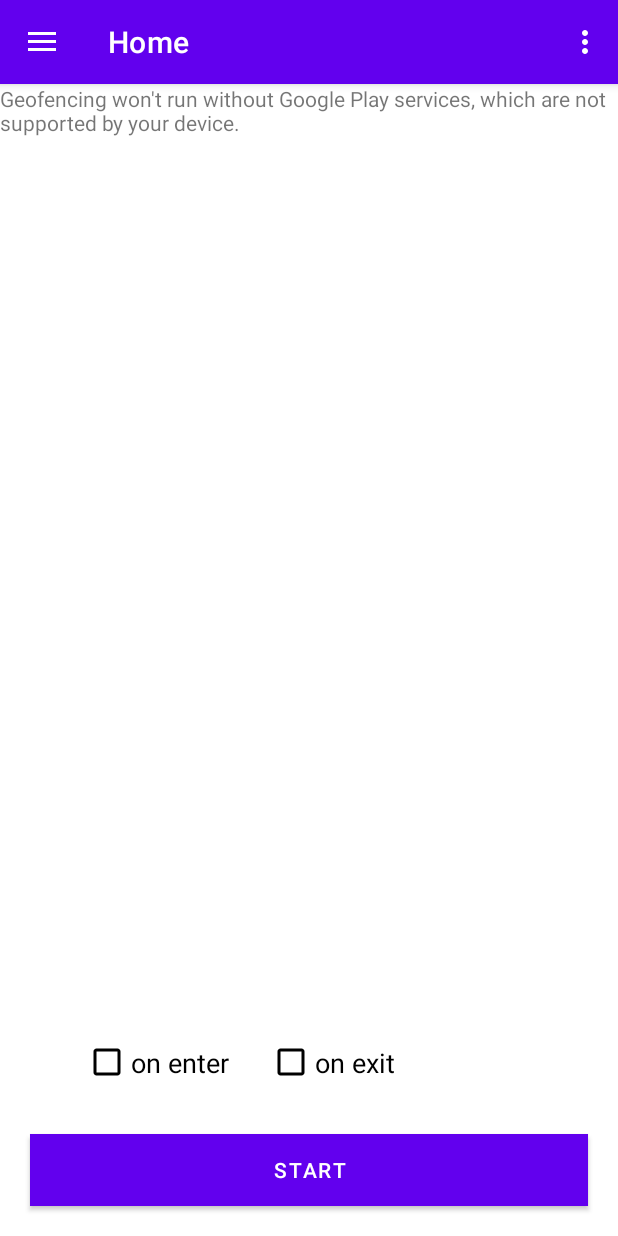
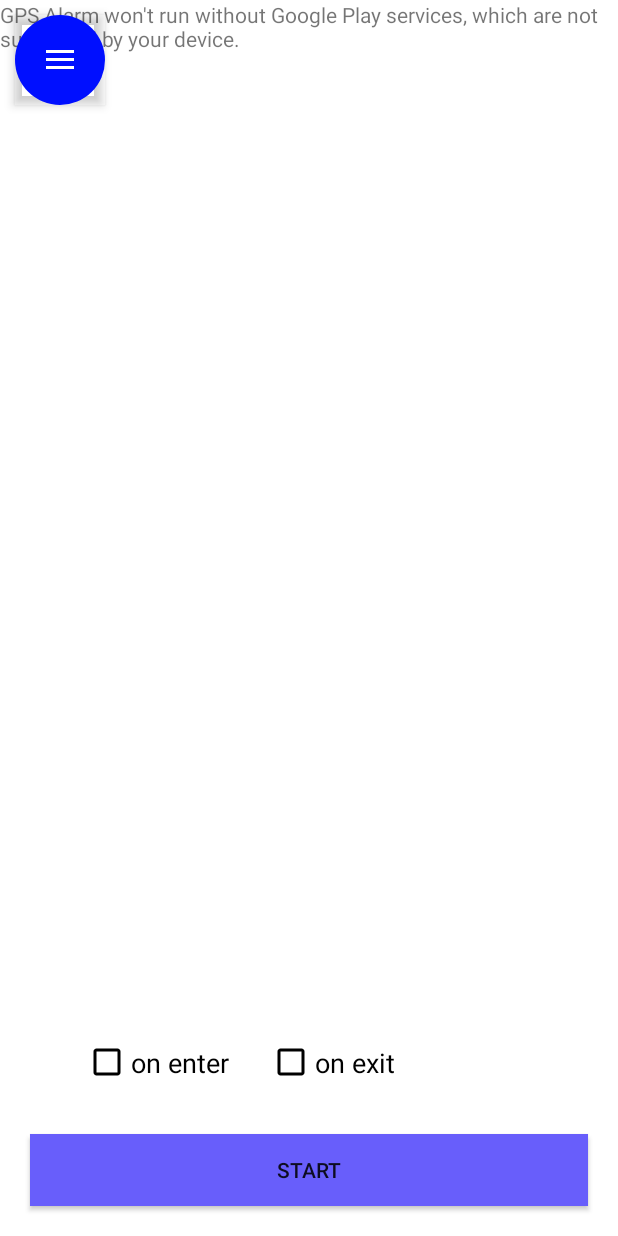
Before and after one commit to suwoji/GPSAlarm-Testing, an Android app: the screen it shows after launch (GeneralActivity), on a phone screen of 412 x 824 dp. Run offline under Robolectric (Android 15) with nearby library versions, the phone set to English and light mode, and no system bars; our stand-ins replace navigation-ui; libraries missing offline, so code that uses them is left out: com.bugfender.sdk.

Commit message:
Refactoring with bro

```diff
--- a/app/src/main/java/com/eebax/geofencing/AlarmReceiver.java
+++ b/app/src/main/java/com/eebax/geofencing/AlarmReceiver.java
@@ -29,8 +29,8 @@ public class AlarmReceiver extends BroadcastReceiver {
                         .setOngoing(false)
                         .setPriority(NotificationCompat.PRIORITY_DEFAULT)
                         .setAutoCancel(true);
-                    Intent i = new Intent(context, MapsActivity.class);
-                    PendingIntent pendingIntent =
+                Intent i = new Intent(context, GeneralActivity.class);
+                PendingIntent pendingIntent =
                         PendingIntent.getActivity(
                                 context,
                                 0,
--- a/app/src/main/java/com/eebax/geofencing/MapsFragment.java
+++ b/app/src/main/java/com/eebax/geofencing/MapsFragment.java
@@ -1,41 +1,32 @@
 package com.eebax.geofencing;
-
-import static android.content.ContentValues.TAG;
 
 import android.Manifest;
 import android.annotation.SuppressLint;
 import android.app.PendingIntent;
 import android.content.Context;
-import android.content.Intent;
 import android.content.SharedPreferences;
 import android.content.pm.PackageManager;
 import android.graphics.Color;
-import android.graphics.Point;
 import android.location.Criteria;
 import android.location.Location;
-import android.location.LocationListener;
 import android.location.LocationManager;
 import android.os.Build;
 import android.os.Bundle;
-import android.util.Log;
 import android.view.LayoutInflater;
 import android.view.View;
 import android.view.ViewGroup;
-import android.view.ViewTreeObserver;
-import android.widget.Button;
 import android.widget.CheckBox;
+import android.widget.RelativeLayout;
 import android.widget.Toast;
 
-import androidx.annotation.ColorRes;
 import androidx.annotation.NonNull;
 import androidx.annotation.Nullable;
-import androidx.annotation.StringRes;
+import androidx.appcompat.widget.AppCompatButton;
 import androidx.core.app.ActivityCompat;
 import androidx.core.content.ContextCompat;
 import androidx.fragment.app.Fragment;
 
 import com.bugfender.sdk.Bugfender;
-import com.eebax.geofencing.databinding.ActivityMapsBinding;
 import com.google.android.gms.location.Geofence;
 import com.google.android.gms.location.GeofencingClient;
 import com.google.android.gms.location.GeofencingRequest;
@@ -48,31 +39,62 @@ import com.google.android.gms.maps.model.CameraPosition;
 import com.google.android.gms.maps.model.CircleOptions;
 import com.google.android.gms.maps.model.LatLng;
 import com.google.android.gms.maps.model.LatLngBounds;
-import com.google.android.gms.maps.model.MarkerOptions;
 import com.google.android.gms.tasks.OnFailureListener;
 import com.google.android.gms.tasks.OnSuccessListener;
 
 enum AlarmMode {
     ENABLED,
-    DISABLED
+    DISABLED;
+
+    public int startButtonName(){
+        switch (this){
+            case ENABLED: return R.string.stop_button;
+            case DISABLED: return R.string.start_button;
+            default: return 0;
+        }
+    }
+
+    public int startButtonColor(){
+        switch (this){
+            case ENABLED: return R.color.design_default_color_error;
+            case DISABLED: return R.color.design_default_color_primary_dark;
+            default: return R.color.black;
+        }
+    }
 }
 
 public class MapsFragment extends Fragment {
     private static final Object MODE_PRIVATE = "geofence_key";
-    GoogleMap mMap;
-    private ActivityMapsBinding binding;
-    Button button;
-    LatLng selectedCoord = null;
-    AlarmMode alarmMode = AlarmMode.DISABLED;
-    private LatLng currentLatLng;
+    private GoogleMap mMap;
+    private LatLng selectedCoord = null;
+    private AlarmMode alarmMode = AlarmMode.DISABLED;
     private float GEOFENCE_RADIUS = 200;
-    private String GEOFENCE_ID = "SOME_GEOFENCE_ID";
-    CheckBox enterCheck, exitCheck;
-    Button startStopButton;
-    GeofencingClient geofencingClient;
+    private float CIRCLE_RADIUS = 200;
+    private CheckBox enterCheck, exitCheck;
+    private RelativeLayout settingsView;
+    private AppCompatButton startStopButton;
+    private GeofencingClient geofencingClient;
     private GeofenceHelper geofenceHelper;
     private int FINE_LOCATION_ACCESS_REQUEST_CODE = 10001;
     private int BACKGROUND_LOCATION_ACCESS_REQUEST_CODE = 10002;
+    private boolean isMapLoaded = false;
+
+    private void setAlarmMode(AlarmMode alarmMode) {
+        this.alarmMode = alarmMode;
+
+        SharedPreferences sharedPreferences = this.getActivity().getSharedPreferences("geofence_pref", Context.MODE_PRIVATE);
+        SharedPreferences.Editor editor = sharedPreferences.edit();
+        editor.putBoolean("alarm_enabled", alarmMode == AlarmMode.ENABLED);
+//        boolean test = (alarmMode == AlarmMode.ENABLED);
+//        editor.putBoolean("alarm_enabled", (alarmMode == AlarmMode.ENABLED) ? true : false);
+    }
+
+    private void setSelectedCoord(LatLng selectedCoord) {
+        this.selectedCoord = selectedCoord;
+
+        refreshViews();
+    }
+
 
     @Nullable
     @Override
@@ -85,30 +107,36 @@ public class MapsFragment extends Fragment {
 
         SharedPreferences sharedPreferences = this.getActivity().getSharedPreferences("geofence_pref", Context.MODE_PRIVATE);
 
-        startStopButton = (Button) view.findViewById(R.id.startStopButton);
+        startStopButton = (AppCompatButton) view.findViewById(R.id.startStopButton);
         enterCheck = (CheckBox) view.findViewById(R.id.enterCheckBoxMain);
         exitCheck = (CheckBox) view.findViewById(R.id.exitCheckBoxMain);
+        settingsView = (RelativeLayout) view.findViewById(R.id.modeButton);
         enterCheck.setChecked(sharedPreferences.getBoolean("enter_checkBox", false));
         exitCheck.setChecked(sharedPreferences.getBoolean("exit_checkBox", false));
+        double lat, lon;
 
-//        final View mapView = getFragmentManager().findFragmentById(R.id.map).getView();
+        setAlarmMode(sharedPreferences.getBoolean("alarm_enabled", false) ? AlarmMode.ENABLED : AlarmMode.DISABLED);
+        lat = sharedPreferences.getFloat("position_lat", 15f);
+        lon = sharedPreferences.getFloat("position_lon", 15f);
+        if (lat != 15f && lon != 15f) {
+            setSelectedCoord(new LatLng(lat, lon));
+        }
 
         SupportMapFragment supportMapFragment = (SupportMapFragment)
                 getChildFragmentManager().findFragmentById(R.id.map);
         supportMapFragment.getMapAsync(new OnMapReadyCallback() {
             @Override
             public void onMapReady(GoogleMap googleMap) {
-
+                isMapLoaded = true;
                 geofencingClient = LocationServices.getGeofencingClient(getActivity());
                 geofenceHelper = new GeofenceHelper(getActivity());
 
                 float zoomLevel = 15.0f;
 
-
                 Bugfender.init(getContext(), "n34zQbmQYSpei2VhZhOOpVylyXegDYHN", BuildConfig.DEBUG);
                 Bugfender.enableCrashReporting();
                 Bugfender.enableUIEventLogging(getActivity().getApplication());
-                Bugfender.enableLogcatLogging(); // optional, if you want logs automatically collected from logcat
+                Bugfender.enableLogcatLogging();
 
                 mMap = googleMap;
                 if (ActivityCompat.checkSelfPermission(getContext(), Manifest.permission.ACCESS_FINE_LOCATION) != PackageManager.PERMISSION_GRANTED && ActivityCompat.checkSelfPermission(getContext(), Manifest.permission.ACCESS_COARSE_LOCATION) != PackageManager.PERMISSION_GRANTED) {
@@ -132,14 +160,10 @@ public class MapsFragment extends Fragment {
                     Bugfender.d("log", "Camera move");
                 }
 
-                double lat, lon;
-                if(sharedPreferences.getFloat("position_lat", 15f) != 15f) {
-                    lat = sharedPreferences.getFloat("position_lat", 15f);
-                    lon = sharedPreferences.getFloat("position_lon", 15f);
-                    handleMapLongClick(new LatLng(lat, lon));
-                    alarmMode = AlarmMode.ENABLED;
-                    refreshMapState();
-                    Bugfender.d("log", "Alarm mode check");
+                refreshViews();
+
+                if (alarmMode == AlarmMode.ENABLED && selectedCoord != null ) {
+                    resubscribeToGeofence(selectedCoord, CIRCLE_RADIUS);
                 }
 
                 mMap.setOnMapLongClickListener(new GoogleMap.OnMapLongClickListener() {
@@ -148,16 +172,13 @@ public class MapsFragment extends Fragment {
                         if (alarmMode == AlarmMode.DISABLED){
                             Util.log("Map click");
                             Bugfender.d("log", "Map click(Alarm ENABLED)");
-                            selectedCoord = latLng;
-//                            TODO
-//                            For old sdk we dont need permission
+                            setSelectedCoord(latLng);
+
                             if (Build.VERSION.SDK_INT < 29) {
-                                handleMapLongClick(latLng);
                                 return;
                             }
 
                             if (ContextCompat.checkSelfPermission(getContext(), Manifest.permission.ACCESS_BACKGROUND_LOCATION) == PackageManager.PERMISSION_GRANTED) {
-                                handleMapLongClick(latLng);
                                 Bugfender.d("log", "Background location permission SUCCESS");
                             } else {
                                 if (ActivityCompat.shouldShowRequestPermissionRationale(getActivity(), Manifest.permission.ACCESS_BACKGROUND_LOCATION)) {
@@ -188,11 +209,12 @@ public class MapsFragment extends Fragment {
                     case R.id.startStopButton: {
                         switch (alarmMode) {
                             case ENABLED:
-                                alarmMode = AlarmMode.DISABLED;
+                                setAlarmMode(AlarmMode.DISABLED);
                                 editor.putFloat("position_lat", 15f);
                                 editor.putFloat("position_lon", 15f);
                                 editor.putBoolean("enter_checkBox", false);
                                 editor.putBoolean("exit_checkBox", false);
+                                mMap.clear();
                                 Util.log("startStopButton disabled");
                                 Bugfender.d("log", "startStopButton disabled");
                                 break;
@@ -204,8 +226,8 @@ public class MapsFragment extends Fragment {
                                     if (!exitCheck.isChecked() && !enterCheck.isChecked()) {
                                         Toast.makeText(getContext(),R.string.empty_checkbox_toast, Toast.LENGTH_SHORT).show();
                                     } else {
-                                        alarmMode = AlarmMode.ENABLED;
-                                        addGeofence(selectedCoord, GEOFENCE_RADIUS);
+                                        setAlarmMode(AlarmMode.ENABLED);
+                                        resubscribeToGeofence(selectedCoord, CIRCLE_RADIUS);
                                         editor.putFloat("position_lat", (float) selectedCoord.latitude );
                                         editor.putFloat("position_lon", (float) selectedCoord.longitude);
                                         editor.putBoolean("enter_checkBox", enterCheck.isChecked());
@@ -224,7 +246,7 @@ public class MapsFragment extends Fragment {
                                     Toast.makeText(getContext(),R.string.empty_map_toast, Toast.LENGTH_SHORT).show();
                                 break;
                         }
-                        refreshMapState();
+                        refreshViews();
                     }
                 }
             }
@@ -233,24 +255,37 @@ public class MapsFragment extends Fragment {
         return view;
     }
 
+    private void redrawMapCircle() {
+        mMap.clear();
+        if (selectedCoord != null) {
+            addCircle(selectedCoord, GEOFENCE_RADIUS);
+        }
+    }
+
     @SuppressLint("ResourceAsColor")
-    private void refreshMapState() {
+    private void refreshViews() {
+        if (!isMapLoaded) return;
+
+        redrawMapCircle();
+
         switch (alarmMode) {
             case ENABLED:
                 Bugfender.d("log", "refreshMapState (ENABLED)");
                 enterCheck.setClickable(false);
                 exitCheck.setClickable(false);
-                startStopButton.setBackgroundColor(R.color.design_default_color_error);
-                startStopButton.setText(R.string.stop_button);
+                settingsView.setAlpha(0.6f);
                 break;
 
             case DISABLED:
                 Bugfender.d("log", "refreshMapState (DISABLED)");
                 enterCheck.setClickable(true);
                 exitCheck.setClickable(true);
-                startStopButton.setBackgroundColor(R.color.design_default_color_primary_dark);
-                startStopButton.setText(R.string.start_button);
+                settingsView.setAlpha(1f);
                 break;
+        }
+        startStopButton.setText(getContext().getString(alarmMode.startButtonName()));
+        if (Build.VERSION.SDK_INT >= Build.VERSION_CODES.M) {
+            startStopButton.setBackgroundColor(getContext().getColor(alarmMode.startButtonColor()));
         }
     }
 
@@ -268,13 +303,7 @@ public class MapsFragment extends Fragment {
         }
     }
 
-
-    private void handleMapLongClick(LatLng latLng) {
-        mMap.clear();
-        addCircle(latLng, GEOFENCE_RADIUS);
-    }
-
-    private void addGeofence(LatLng latLng, float radius) {
+    private void resubscribeToGeofence(LatLng latLng, float radius) {
         Geofence geofence = null;
 //        if (enterCheck.isChecked()) {
 //            if (exitCheck.isChecked()) {
@@ -291,13 +320,13 @@ public class MapsFragment extends Fragment {
 //        }
 
         if (enterCheck.isChecked() && exitCheck.isChecked()) {
-            geofence = geofenceHelper.getGeofence(GEOFENCE_ID, latLng, radius, Geofence.GEOFENCE_TRANSITION_ENTER | Geofence.GEOFENCE_TRANSITION_EXIT);
+            geofence = geofenceHelper.getGeofence(latLng, radius, Geofence.GEOFENCE_TRANSITION_ENTER | Geofence.GEOFENCE_TRANSITION_EXIT);
             Bugfender.d("log", "adding geofence (both checkbox)");
         } else if (enterCheck.isChecked() && !exitCheck.isChecked()) {
-            geofence = geofenceHelper.getGeofence(GEOFENCE_ID, latLng, radius, Geofence.GEOFENCE_TRANSITION_ENTER);
+            geofence = geofenceHelper.getGeofence(latLng, radius, Geofence.GEOFENCE_TRANSITION_ENTER);
             Bugfender.d("log", "adding geofence (on enter checkbox)");
         } else if (!enterCheck.isChecked() && exitCheck.isChecked()) {
-            geofence = geofenceHelper.getGeofence(GEOFENCE_ID, latLng, radius, Geofence.GEOFENCE_TRANSITION_EXIT);
+            geofence = geofenceHelper.getGeofence(latLng, radius, Geofence.GEOFENCE_TRANSITION_EXIT);
             Bugfender.d("log", "adding geofence (on exit checkbox)");
         } else {
             Toast.makeText(getContext(), R.string.empty_checkbox_toast, Toast.LENGTH_SHORT).show();
--- /dev/null
+++ b/app/src/main/res/drawable/round_fg_no_frame2.xml
@@ -0,0 +1,11 @@
+<?xml version="1.0" encoding="UTF-8"?>
+<shape xmlns:android="http://schemas.android.com/apk/res/android">
+    <solid android:color="#000FFF" />
+
+    <corners android:radius="255dip" />
+    <padding
+        android:bottom="10dip"
+        android:left="10dip"
+        android:right="10dip"
+        android:top="10dip" />
+</shape>
--- a/app/src/main/res/layout/activity_main.xml
+++ b/app/src/main/res/layout/activity_main.xml
@@ -51,7 +51,7 @@
 
             android:layout_toEndOf="@+id/gpsAlarmImageView"
             android:fontFamily="@fonts/montserrat_semibold"
-            android:text="@string/eng_gpsalarm_button"
+            android:text="@string/gpsalarm_button"
             android:textColor="#000000"
             android:textSize="18sp" />
 
--- a/app/src/main/res/layout/app_bar_general.xml
+++ b/app/src/main/res/layout/app_bar_general.xml
@@ -1,25 +1,52 @@
 <?xml version="1.0" encoding="utf-8"?>
-<androidx.coordinatorlayout.widget.CoordinatorLayout xmlns:android="http://schemas.android.com/apk/res/android"
+<androidx.constraintlayout.widget.ConstraintLayout xmlns:android="http://schemas.android.com/apk/res/android"
     xmlns:app="http://schemas.android.com/apk/res-auto"
     xmlns:tools="http://schemas.android.com/tools"
     android:layout_width="match_parent"
     android:layout_height="match_parent"
     tools:context=".GeneralActivity">
 
+
+<!--    <RelativeLayout-->
+<!--        android:id="@+id/modeButton"-->
+<!--        android:layout_width="70dp"-->
+<!--        android:layout_height="70dp"-->
+<!--        android:layout_marginStart="10dp"-->
+<!--        android:layout_marginEnd="20dp"-->
+<!--        android:layout_marginBottom="10dp"-->
+<!--        android:layout_marginTop="10dp"-->
+<!--        android:background="@drawable/round_fg_no_frame"-->
+<!--        android:visibility="visible"-->
+<!--        app:layout_constraintEnd_toEndOf="parent"-->
+<!--        app:layout_constraintHorizontal_bias="0.492"-->
+<!--        app:layout_constraintStart_toStartOf="parent">-->
+
+<!--    </RelativeLayout>-->
+
     <com.google.android.material.appbar.AppBarLayout
-        android:layout_width="match_parent"
-        android:layout_height="wrap_content"
-        android:theme="@style/Theme.Geofencing.AppBarOverlay">
+        android:layout_width="60dp"
+        android:layout_height="60dp"
+        android:layout_marginStart="10dp"
+        android:layout_marginTop="10dp"
+        android:background="@drawable/round_fg_no_frame2"
+        android:theme="@style/Theme.Geofencing.AppBarOverlay"
+        app:layout_constraintStart_toStartOf="parent"
+        app:layout_constraintTop_toTopOf="parent">
 
         <androidx.appcompat.widget.Toolbar
             android:id="@+id/toolbar"
             android:layout_width="match_parent"
-            android:layout_height="?attr/actionBarSize"
-            android:background="?attr/colorPrimary"
+            android:layout_height="match_parent"
+            android:background="#00FFFFFF"
             app:popupTheme="@style/Theme.Geofencing.PopupOverlay" />
-
     </com.google.android.material.appbar.AppBarLayout>
 
-    <include layout="@layout/content_general" />
+    <include
+        layout="@layout/content_general"
+        android:layout_height="864dp"
+        app:layout_constraintBottom_toBottomOf="parent"
+        app:layout_constraintEnd_toEndOf="parent"
+        app:layout_constraintStart_toStartOf="parent"
+        app:layout_constraintTop_toTopOf="parent" />
 
-</androidx.coordinatorlayout.widget.CoordinatorLayout>
+</androidx.constraintlayout.widget.ConstraintLayout>
--- a/app/src/main/res/layout/fragment_maps.xml
+++ b/app/src/main/res/layout/fragment_maps.xml
@@ -71,12 +71,12 @@
             android:textSize="18sp" />
     </RelativeLayout>
 
-    <Button
+    <androidx.appcompat.widget.AppCompatButton
         android:id="@+id/startStopButton"
         android:layout_width="0dp"
         android:layout_height="wrap_content"
         android:layout_marginBottom="20dp"
-        android:background="#1100FF"
+        android:background="#685EFB"
         android:text="@string/start_button"
         app:layout_constraintBottom_toBottomOf="parent"
         app:layout_constraintEnd_toEndOf="@+id/modeButton"
--- a/app/src/main/res/menu/activity_main_drawer.xml
+++ b/app/src/main/res/menu/activity_main_drawer.xml
@@ -7,7 +7,7 @@
         <item
             android:id="@+id/nav_home"
             android:icon="@drawable/gps_alarm_icon"
-            android:title="@string/eng_gpsalarm_button" />
+            android:title="@string/gpsalarm_button" />
         <item
             android:id="@+id/nav_gallery"
             android:icon="@drawable/alarm_icon"
--- a/app/src/main/res/menu/general.xml
+++ b/app/src/main/res/menu/general.xml
@@ -1,9 +1,3 @@
 <?xml version="1.0" encoding="utf-8"?>
 <menu xmlns:android="http://schemas.android.com/apk/res/android"
-    xmlns:app="http://schemas.android.com/apk/res-auto">
-    <item
-        android:id="@+id/action_settings"
-        android:orderInCategory="100"
-        android:title="@string/action_settings"
-        app:showAsAction="never" />
-</menu>
+    xmlns:app="http://schemas.android.com/apk/res-auto"/>
--- a/app/src/main/res/values/strings.xml
+++ b/app/src/main/res/values/strings.xml
@@ -1,5 +1,5 @@
 <resources>
-    <string name="app_name">Geofencing</string>
+    <string name="app_name">GPS Alarm</string>
     <string name="title_activity_maps">MapsActivity</string>
     <!-- Preference Titles -->
     <string name="messages_header">Messages</string>
@@ -14,7 +14,7 @@
     <string name="exit_toast">you entered the geofence</string>
     <string name="eng_enter_check_button">on enter</string>
     <string name="eng_exit_check_button">on exit</string>
-    <string name="eng_gpsalarm_button">GPS Alarm</string>
+    <string name="gpsalarm_button">GPS Alarm</string>
     <string name="eng_options_button">Options</string>
     <string name="eng_alarm_button">Alarm</string>
     <string name="eng_mode_button">Mode</string>
```
Also changed, not shown: app/src/main/AndroidManifest.xml (+9 -9 lines), app/src/main/java/com/eebax/geofencing/GeofenceBroadcastReceiver.java (+3 -4 lines), app/src/main/java/com/eebax/geofencing/GeofenceHelper.java (+9 -3 lines), app/src/main/java/com/eebax/geofencing/MainActivity.java (deleted, +0 -43 lines), app/src/main/java/com/eebax/geofencing/MapsActivity.java (deleted, +0 -280 lines), app/src/main/java/com/eebax/geofencing/NotificationHelper.java (+48 -10 lines), 1 other file.
